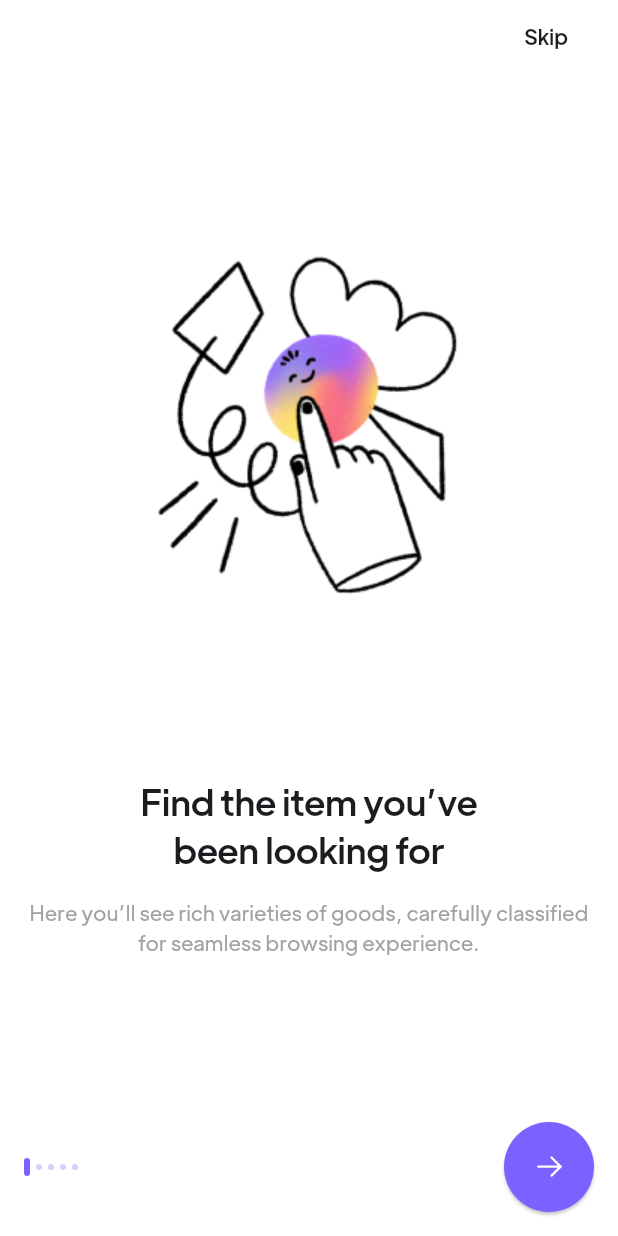
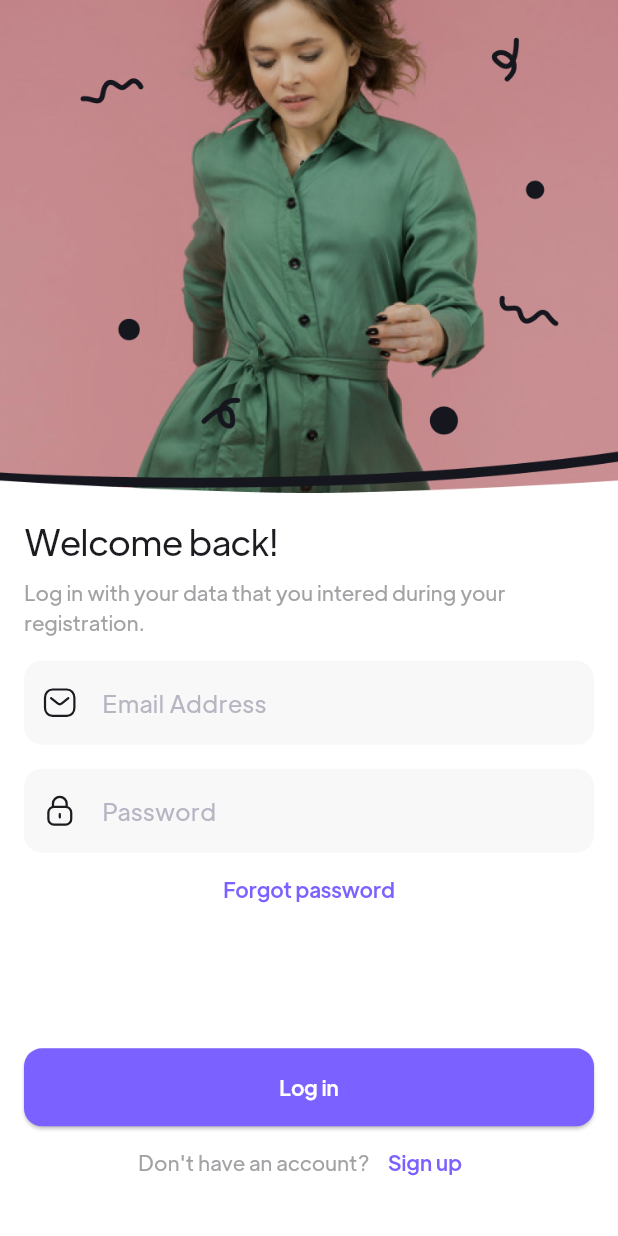
Before and after one commit to Mohamad-Ajmal/my_store_app, a Flutter app: the screen it shows after launch, after a tap on "Skip", on a phone screen of 412 x 824 dp. Run offline on Flutter 3.47's test engine with Material 3 defaults, Android fonts, the phone set to English and light mode, and no system bars; our stand-ins replace flutter_svg, form_field_validator.

Commit message:
Login Screen is finished

```diff
--- /dev/null
+++ b/lib/auth/components/login_form.dart
@@ -0,0 +1,70 @@
+import 'package:flutter/material.dart';
+import 'package:flutter_svg/svg.dart';
+import '../../../../constants.dart';
+
+class LogInForm extends StatelessWidget {
+  const LogInForm({super.key, required this.formKey});
+
+  final GlobalKey<FormState> formKey;
+
+  @override
+  Widget build(BuildContext context) {
+    return Form(
+      key: formKey,
+      child: Column(
+        children: [
+          TextFormField(
+            onSaved: (email) {
+              //Email
+            },
+            validator: emaildValidator.call,
+            textInputAction: TextInputAction.next,
+            keyboardType: TextInputType.emailAddress,
+            decoration: InputDecoration(
+              hintText: "Email Address",
+              prefixIcon: Padding(
+                padding: const EdgeInsets.symmetric(
+                  vertical: defaultPadding * 0.75,
+                ),
+                child: SvgPicture.asset(
+                  "assets/icons/Message.svg",
+                  height: 24,
+                  width: 24,
+                  colorFilter: ColorFilter.mode(
+                    Theme.of(context).textTheme.bodyLarge!.color!,
+                    BlendMode.srcIn,
+                  ),
+                ),
+              ),
+            ),
+          ),
+          const SizedBox(height: defaultPadding),
+          TextFormField(
+            onSaved: (pass) {
+              //Password
+            },
+            validator: passwordValidator.call,
+            obscureText: true,
+            decoration: InputDecoration(
+              hintText: "Password",
+              prefixIcon: Padding(
+                padding: const EdgeInsets.symmetric(
+                  vertical: defaultPadding * 0.75,
+                ),
+                child: SvgPicture.asset(
+                  "assets/icons/Lock.svg",
+                  height: 24,
+                  width: 24,
+                  colorFilter: ColorFilter.mode(
+                    Theme.of(context).textTheme.bodyLarge!.color!,
+                    BlendMode.srcIn,
+                  ),
+                ),
+              ),
+            ),
+          ),
+        ],
+      ),
+    );
+  }
+}
--- /dev/null
+++ b/lib/auth/login_screen.dart
@@ -0,0 +1,85 @@
+import 'package:flutter/material.dart';
+import 'package:my_store_app/auth/components/login_form.dart';
+import 'package:my_store_app/constants.dart';
+import 'package:my_store_app/route/route_constants.dart';
+
+class LoginScreen extends StatefulWidget {
+  const LoginScreen({super.key});
+
+  @override
+  State<LoginScreen> createState() => _LoginScreenState();
+}
+
+class _LoginScreenState extends State<LoginScreen> {
+  final GlobalKey<FormState> _formKey = GlobalKey<FormState>();
+  @override
+  Widget build(BuildContext context) {
+    final Size size = MediaQuery.of(context).size;
+    return Scaffold(
+      body: SingleChildScrollView(
+        child: Column(
+          children: [
+            Image.asset("assets/images/login_dark.png", fit: BoxFit.cover),
+            Padding(
+              padding: const EdgeInsets.all(defaultPadding),
+              child: Column(
+                crossAxisAlignment: CrossAxisAlignment.start,
+                children: [
+                  Text(
+                    "Welcome back!",
+                    style: Theme.of(context).textTheme.headlineSmall,
+                  ),
+                  const SizedBox(height: defaultPadding / 2),
+                  Text(
+                    "Log in with your data that you intered during your registration.",
+                  ),
+                  const SizedBox(height: defaultPadding),
+                  LogInForm(formKey: _formKey),
+                  Align(
+                    child: TextButton(
+                      child: const Text("Forgot password"),
+                      onPressed: () {
+                        Navigator.pushNamed(
+                          context,
+                          passwordRecoveryScreenRoute,
+                        );
+                      },
+                    ),
+                  ),
+                  SizedBox(
+                    height:
+                        size.height > 700 ? size.height * 0.1 : defaultPadding,
+                  ),
+                  ElevatedButton(
+                    onPressed: () {
+                      if (_formKey.currentState!.validate()) {
+                        Navigator.pushNamedAndRemoveUntil(
+                          context,
+                          entryPointScreenRoute,
+                          ModalRoute.withName(logInScreenRoute),
+                        );
+                      }
+                    },
+                    child: const Text("Log in"),
+                  ),
+                  Row(
+                    mainAxisAlignment: MainAxisAlignment.center,
+                    children: [
+                      const Text("Don't have an account?"),
+                      TextButton(
+                        onPressed: () {
+                          Navigator.pushNamed(context, signUpScreenRoute);
+                        },
+                        child: const Text("Sign up"),
+                      ),
+                    ],
+                  ),
+                ],
+              ),
+            ),
+          ],
+        ),
+      ),
+    );
+  }
+}
--- a/lib/route/router.dart
+++ b/lib/route/router.dart
@@ -1,4 +1,5 @@
 import 'package:flutter/material.dart';
+import 'package:my_store_app/auth/login_screen.dart';
 import 'package:my_store_app/route/route_constants.dart';
 import 'package:my_store_app/screens/onbording/onbording_screen.dart';
 import 'screen_export.dart';
@@ -7,6 +8,8 @@ Route<dynamic> generateRoute(RouteSettings settings) {
   switch (settings.name) {
     case onbordingScreenRoute:
       return MaterialPageRoute(builder: (context) => const OnBordingScreen());
+    case logInScreenRoute:
+      return MaterialPageRoute(builder: (context) => const LoginScreen());
     default:
       return MaterialPageRoute(
         // Make a screen for undefine
--- /dev/null
+++ b/lib/screens/onbording/components/onbording_content.dart
@@ -0,0 +1,68 @@
+import 'package:flutter/material.dart';
+
+import '../../../../../constants.dart';
+
+class OnbordingContent extends StatelessWidget {
+  const OnbordingContent({
+    super.key,
+    this.isTextOnTop = false,
+    required this.title,
+    required this.description,
+    required this.image,
+  });
+
+  final bool isTextOnTop;
+  final String title, description, image;
+
+  @override
+  Widget build(BuildContext context) {
+    return Column(
+      children: [
+        const Spacer(),
+
+        if (isTextOnTop)
+          OnbordTitleDescription(title: title, description: description),
+        if (isTextOnTop) const Spacer(),
+
+        /// if you are using SVG then replace [Image.asset] with [SvgPicture.asset]
+        Image.asset(image, height: 250),
+        if (!isTextOnTop) const Spacer(),
+        if (!isTextOnTop)
+          const OnbordTitleDescription(
+            title: "Find the item you’ve \nbeen looking for",
+            description:
+                "Here you’ll see rich varieties of goods, carefully classified for seamless browsing experience.",
+          ),
+
+        const Spacer(),
+      ],
+    );
+  }
+}
+
+class OnbordTitleDescription extends StatelessWidget {
+  const OnbordTitleDescription({
+    super.key,
+    required this.title,
+    required this.description,
+  });
+
+  final String title, description;
+
+  @override
+  Widget build(BuildContext context) {
+    return Column(
+      children: [
+        Text(
+          title,
+          textAlign: TextAlign.center,
+          style: Theme.of(
+            context,
+          ).textTheme.headlineSmall!.copyWith(fontWeight: FontWeight.w500),
+        ),
+        const SizedBox(height: defaultPadding),
+        Text(description, textAlign: TextAlign.center),
+      ],
+    );
+  }
+}
--- a/lib/screens/onbording/onbording_screen.dart
+++ b/lib/screens/onbording/onbording_screen.dart
@@ -4,7 +4,7 @@ import 'package:my_store_app/components/dot_indicators.dart';
 import 'package:my_store_app/constants.dart';
 import 'package:my_store_app/route/route_constants.dart';
 
-import 'package:my_store_app/screens/components/onbording_content.dart';
+import 'package:my_store_app/screens/onbording/components/onbording_content.dart';
 
 class OnBordingScreen extends StatefulWidget {
   const OnBordingScreen({super.key});
```
